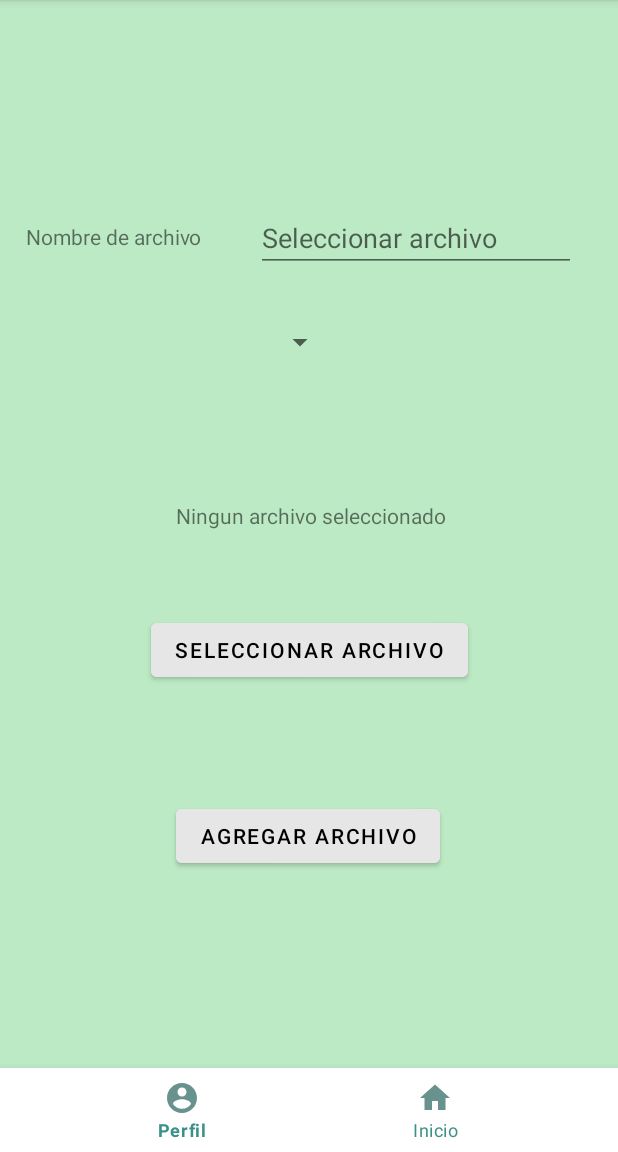
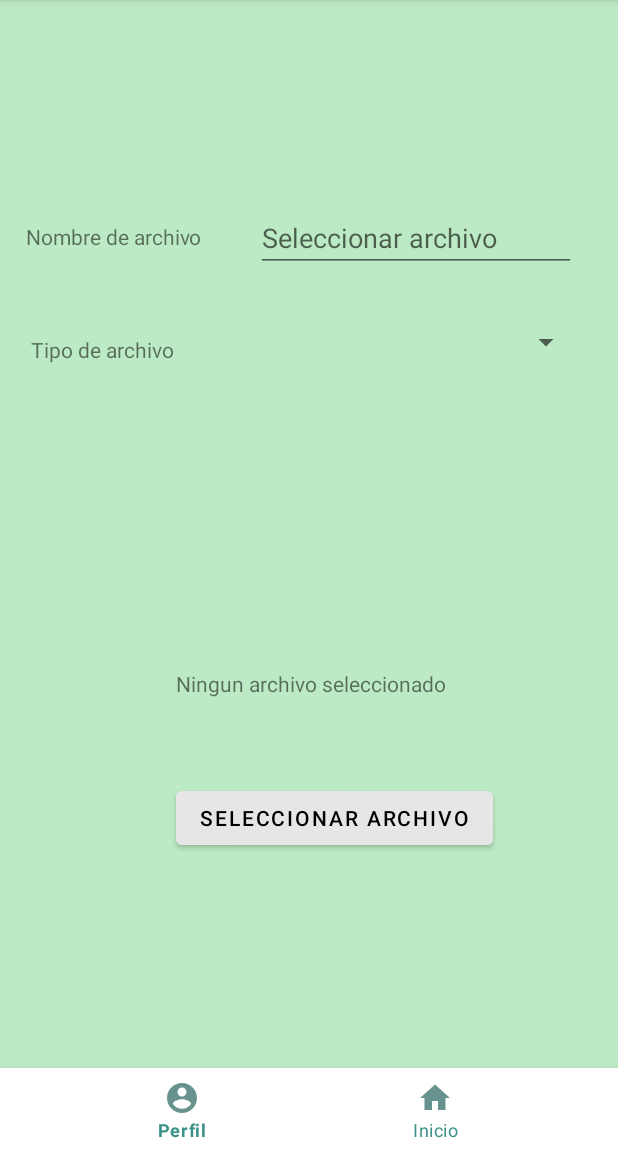
Before and after one commit to S-Diaz05/Liberate, an Android app: the fragment FragmentUpload placed in its activity, on a phone screen of 412 x 824 dp, the part 84-1236 px from its top. Run offline under Robolectric (Android 15) with nearby library versions, the phone set to English and light mode, and no system bars; our stand-ins replace Firebase (no records; nobody signed in at launch, a user with empty details on screens opened directly).

Commit message:
Upload finished

```diff
--- a/app/src/main/java/com/example/liberateapp/fragments/FragmentHome.java
+++ b/app/src/main/java/com/example/liberateapp/fragments/FragmentHome.java
@@ -4,16 +4,30 @@ package com.example.liberateapp.fragments;
 import android.os.Bundle;
 
 
+import androidx.annotation.NonNull;
 import androidx.fragment.app.Fragment;
 import androidx.fragment.app.FragmentManager;
 import androidx.fragment.app.FragmentTransaction;
 
+import android.os.health.ServiceHealthStats;
 import android.view.LayoutInflater;
 import android.view.View;
 import android.view.ViewGroup;
+import android.widget.Toast;
 
 import com.example.liberateapp.R;
+import com.example.liberateapp.modelo.Usuario;
 import com.google.android.material.floatingactionbutton.FloatingActionButton;
+import com.google.firebase.auth.FirebaseAuth;
+import com.google.firebase.auth.FirebaseUser;
+import com.google.firebase.database.DataSnapshot;
+import com.google.firebase.database.DatabaseError;
+import com.google.firebase.database.DatabaseReference;
+import com.google.firebase.database.FirebaseDatabase;
+import com.google.firebase.database.ValueEventListener;
+
+import java.util.ArrayList;
+import java.util.List;
 
 
 /**
@@ -31,6 +45,9 @@ public class FragmentHome extends Fragment {
     private String mParam1;
     private String mParam2;
 
+    private FirebaseUser user;
+    private FirebaseDatabase firebaseDatabase;
+    private DatabaseReference databaseReference;
     public FragmentHome() {
         // Required empty public constructor
     }
@@ -68,6 +85,33 @@ public class FragmentHome extends Fragment {
         // Inflate the layout for this fragment
         View view =  inflater.inflate(R.layout.fragment_home, container, false);
         FloatingActionButton btnUpload = (FloatingActionButton) view.findViewById(R.id.buttonUpload);
+        firebaseDatabase = FirebaseDatabase.getInstance();
+        databaseReference = firebaseDatabase.getReference();
+        user = FirebaseAuth.getInstance().getCurrentUser();
+
+        databaseReference.child("Users").addValueEventListener(new ValueEventListener() {
+            @Override
+            public void onDataChange(@NonNull DataSnapshot snapshot) {
+                if(snapshot.exists()){
+                    for(DataSnapshot ds: snapshot.getChildren()){
+                        if(ds.child("email").getValue().toString().equals(user.getEmail())){
+                            if(ds.child("admin").getValue().toString().equals("si")){
+                                btnUpload.setVisibility(View.VISIBLE);
+                            }
+                        }
+                    }
+                }
+            }
+
+            @Override
+            public void onCancelled(@NonNull DatabaseError error) {
+
+            }
+        });
+
+
+
+
 
         btnUpload.setOnClickListener(view1 -> {
             FragmentUpload fragmentUpload = new FragmentUpload();
--- a/app/src/main/java/com/example/liberateapp/modelo/Archivo.java
+++ b/app/src/main/java/com/example/liberateapp/modelo/Archivo.java
@@ -21,6 +21,7 @@ public class Archivo {
         this.url = url;
     }
 
+    public String getTipo(){return tipo;}
     public Archivo(String nombre, String url, String tipo) {
         this.nombre = nombre;
         this.url = url;
--- a/app/src/main/java/com/example/liberateapp/registrar_usuario_activity.java
+++ b/app/src/main/java/com/example/liberateapp/registrar_usuario_activity.java
@@ -81,7 +81,7 @@ public class registrar_usuario_activity extends AppCompatActivity {
 
         mAuth.createUserWithEmailAndPassword(email, password).addOnCompleteListener(task -> {
             if(task.isSuccessful()){
-                Usuario u = new Usuario(UUID.randomUUID().toString(), email, nombre);
+                Usuario u = new Usuario(UUID.randomUUID().toString(), email, nombre, "no");
                 try{
                     databaseReference.child("Users").child(u.getUuid()).setValue(u);
                     Toast.makeText(registrar_usuario_activity.this, "Se registro correctamente", Toast.LENGTH_LONG).show();
--- a/app/src/main/res/layout/fragment_home.xml
+++ b/app/src/main/res/layout/fragment_home.xml
@@ -14,6 +14,7 @@
 
         <com.google.android.material.floatingactionbutton.FloatingActionButton
             android:id="@+id/buttonUpload"
+            android:visibility="invisible"
             android:layout_width="wrap_content"
             android:layout_height="wrap_content"
             android:layout_marginBottom="84dp"
--- a/app/src/main/res/layout/fragment_upload.xml
+++ b/app/src/main/res/layout/fragment_upload.xml
@@ -16,26 +16,14 @@
             android:id="@+id/buttonSelect"
             android:layout_width="wrap_content"
             android:layout_height="wrap_content"
-            android:layout_marginTop="228dp"
+            android:layout_marginTop="340dp"
             android:backgroundTint="@color/green_buttons"
             android:text="@string/select_file"
             android:textColor="@color/black"
             app:layout_constraintEnd_toEndOf="parent"
+            app:layout_constraintHorizontal_bias="0.585"
             app:layout_constraintStart_toStartOf="parent"
             app:layout_constraintTop_toBottomOf="@+id/editText_nombreArchivo" />
-
-        <Button
-            android:id="@+id/buttonUploadFile"
-            android:layout_width="wrap_content"
-            android:layout_height="wrap_content"
-            android:layout_marginTop="76dp"
-            android:backgroundTint="@color/green_buttons"
-            android:text="@string/upload"
-            android:textColor="@color/black"
-            app:layout_constraintEnd_toEndOf="parent"
-            app:layout_constraintHorizontal_bias="0.497"
-            app:layout_constraintStart_toStartOf="parent"
-            app:layout_constraintTop_toBottomOf="@+id/buttonSelect" />
 
         <TextView
             android:id="@+id/textView9"
@@ -97,10 +85,11 @@
             android:layout_width="224dp"
             android:layout_height="30dp"
             android:layout_marginTop="32dp"
+            android:layout_marginEnd="24dp"
             app:layout_constraintBottom_toTopOf="@+id/textViewSelectedFile"
+            app:layout_constraintEnd_toEndOf="parent"
             app:layout_constraintTop_toBottomOf="@+id/editText_nombreArchivo"
-            app:layout_constraintVertical_bias="0.0"
-            tools:layout_editor_absoluteX="186dp" />
+            app:layout_constraintVertical_bias="0.0" />
 
 
     </androidx.constraintlayout.widget.ConstraintLayout>
```
Also changed, not shown: app/src/main/java/com/example/liberateapp/fragments/FragmentUpload.java (+24 -33 lines), app/src/main/java/com/example/liberateapp/modelo/Usuario.java (+5 -8 lines).
